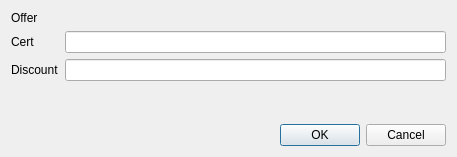
First picture: the form in src/qt/forms/newwhitelistdialog.ui, repository syscoin/syscoin1, before the edit.
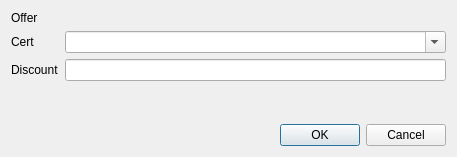
Second picture: the form after the edit.

Commit message:
bug fixes, cert whitelist dropdown
fixes #54, fixes #55
add a dropdown to choose your certs for whitelist entry

Patch:
```diff
--- a/src/qt/forms/newwhitelistdialog.ui
+++ b/src/qt/forms/newwhitelistdialog.ui
@@ -38,16 +38,6 @@
        <property name="text">
         <string>Cert</string>
        </property>
-       <property name="buddy">
-        <cstring>certEdit</cstring>
-       </property>
-      </widget>
-     </item>
-     <item row="1" column="1">
-      <widget class="QLineEdit" name="certEdit">
-       <property name="toolTip">
-        <string>The certificate name.</string>
-       </property>
       </widget>
      </item>
      <item row="2" column="0">
@@ -77,6 +67,13 @@
        </property>
       </widget>
      </item>
+     <item row="1" column="1">
+      <widget class="QComboBox" name="certEdit">
+       <property name="editable">
+        <bool>true</bool>
+       </property>
+      </widget>
+     </item>
     </layout>
    </item>
    <item>
```
The commit also changes 7 other files.
